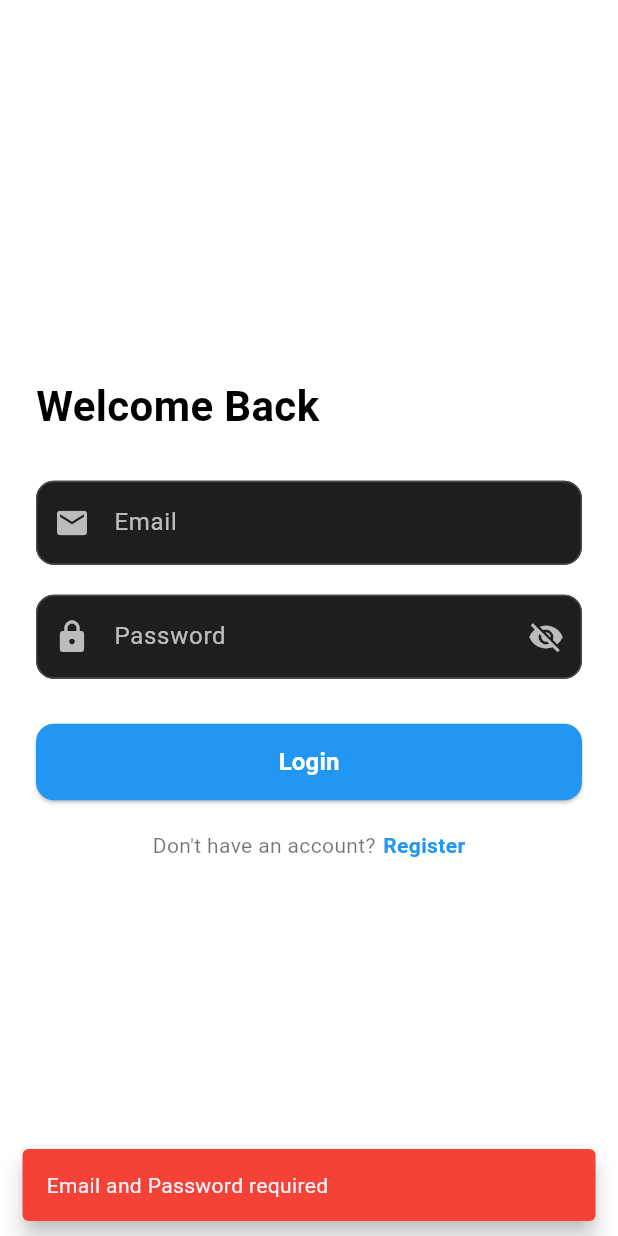
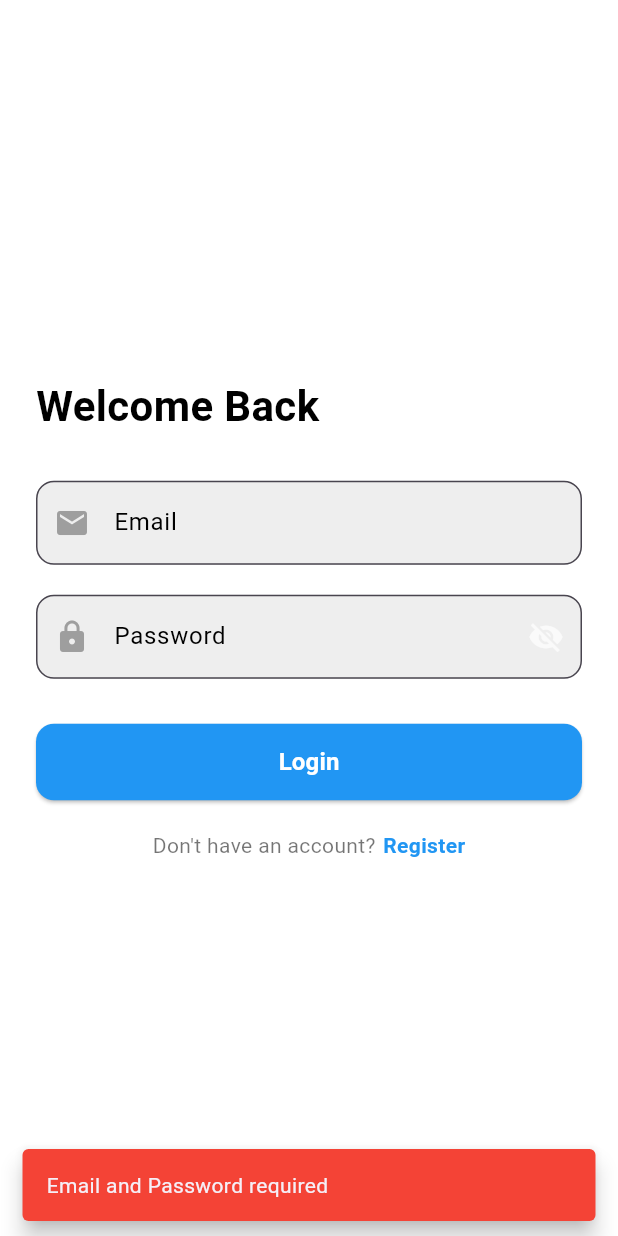
Before and after one commit to AdityaBodewar/Melodix, a Flutter app: the LoginPage screen opened directly, after a tap on "Login", on a phone screen of 412 x 824 dp. Run offline on Flutter 3.47's test engine with Material 3 defaults, Android fonts, the phone set to English and light mode, and no system bars; our stand-ins replace audioplayers, dio, file_picker, image_picker, shared_preferences; accounts and stored records are empty; network calls fail.

Commit message:
error fix

```diff
--- a/Frontend_app/frontend/lib/AboutUsPage.dart
+++ b/Frontend_app/frontend/lib/AboutUsPage.dart
@@ -110,8 +110,8 @@ class AboutUsPage extends StatelessWidget {
             const SizedBox(height: 8),
 
             Text(
-              "Email: support@musicvibe.app\n"
-                  "Instagram: @musicvibe\n"
+              "Email: pbhandare239@gmail.com\n"
+                  "Linkedin: https://www.linkedin.com/in/priyanshu-bhandare/\n"
                   "Website: www.musicvibe.app",
               style: TextStyle(
                 color: secondaryText?.withOpacity(0.8),
@@ -123,7 +123,7 @@ class AboutUsPage extends StatelessWidget {
 
             Center(
               child: Text(
-                "Thank you for using MusicVibe 💙",
+                "Thank you for using Melodix 💙",
                 style: TextStyle(
                   color: accentColor,
                   fontSize: 16,
--- a/Frontend_app/frontend/lib/LoginPage.dart
+++ b/Frontend_app/frontend/lib/LoginPage.dart
@@ -16,6 +16,7 @@ class LoginPage extends StatefulWidget {
 class _LoginPageState extends State<LoginPage> {
   final TextEditingController email = TextEditingController();
   final TextEditingController password = TextEditingController();
+
 
   bool hidePassword = true;
   bool isLoading = false;
@@ -225,30 +226,38 @@ class _LoginPageState extends State<LoginPage> {
     required TextEditingController controller,
     required String label,
     required IconData icon,
+
   }) {
+    final isDark = Theme.of(context).brightness == Brightness.dark;
+
     return TextField(
-      controller: controller,
-      style: const TextStyle(color: Colors.white),
+
+
+    controller: controller,
+      style: const TextStyle(color: Colors.black),
       decoration: InputDecoration(
         labelText: label,
-        labelStyle: const TextStyle(color: Colors.white70),
-        prefixIcon: Icon(icon, color: Colors.white70),
+        labelStyle: const TextStyle(color: Colors.black),
+        prefixIcon: Icon(icon, color: Colors.grey),
         filled: true,
-        fillColor: const Color(0xFF1E1E1E),
+        fillColor: isDark ? Colors.grey.shade900 : Colors.grey.shade200,
+
         border: OutlineInputBorder(borderRadius: BorderRadius.circular(12)),
       ),
     );
   }
 
   Widget _buildPasswordField() {
+    final isDark = Theme.of(context).brightness == Brightness.dark;
+
     return TextField(
       controller: password,
       obscureText: hidePassword,
-      style: const TextStyle(color: Colors.white),
+      style: const TextStyle(color: Colors.black),
       decoration: InputDecoration(
         labelText: "Password",
-        labelStyle: const TextStyle(color: Colors.white70),
-        prefixIcon: const Icon(Icons.lock, color: Colors.white70),
+        labelStyle: const TextStyle(color: Colors.black),
+        prefixIcon: const Icon(Icons.lock, color: Colors.grey),
         suffixIcon: IconButton(
           icon: Icon(
             hidePassword ? Icons.visibility_off : Icons.visibility,
@@ -257,7 +266,7 @@ class _LoginPageState extends State<LoginPage> {
           onPressed: () => setState(() => hidePassword = !hidePassword),
         ),
         filled: true,
-        fillColor: const Color(0xFF1E1E1E),
+        fillColor: isDark ? Colors.grey.shade900 : Colors.grey.shade200,
         border: OutlineInputBorder(borderRadius: BorderRadius.circular(12)),
       ),
     );
--- a/Frontend_app/frontend/lib/Registerpage.dart
+++ b/Frontend_app/frontend/lib/Registerpage.dart
@@ -1,6 +1,8 @@
 import 'package:flutter/material.dart';
 import 'package:frontend/LoginPage.dart';
+import 'package:frontend/Screens/HomePage.dart';
 import 'package:frontend/handleApi/ApiService .dart';
+import 'package:frontend/main_screen.dart';
 
 class RegisterPage extends StatefulWidget {
   const RegisterPage({super.key});
@@ -164,9 +166,9 @@ class _RegisterPageState extends State<RegisterPage>
                     fontWeight: FontWeight.bold)),
             const SizedBox(height: 20),
 
-            _field(artistName, "Artist Name", Icons.person),
+            _field(artistName, "Artist Full Name", Icons.person),
             _space(),
-            _field(stageName, "Stage Name", Icons.music_note),
+            _field(stageName, "Username", Icons.music_note),
             _space(),
             _field(artistType, "Artist Type (Rap, Pop...)", Icons.category),
             _space(),
--- a/Frontend_app/frontend/lib/Screens/HomePage.dart
+++ b/Frontend_app/frontend/lib/Screens/HomePage.dart
@@ -44,11 +44,16 @@ class _HomePageState extends State<HomePage> {
     //  Fetch fresh updated list
     final newSongs = await ApiService.fetchAllMusic();
 
+
+
+    setState(() {
       //  Replace list
       topSongs = newSongs;
 
-    setState(() {
+      recommendedSongs = List.from(newSongs)..shuffle();
+      recommendedSongs = recommendedSongs.take(6).toList();
       isLoading = false;
+
     });
   }
 
@@ -60,11 +65,14 @@ class _HomePageState extends State<HomePage> {
     {"image": "assets/images/udit_img.jpeg"},
   ];
 
-  List<Map<String, String>> recentlyPlayed = [
-    {'title': 'Ae Kash Ke Hum', 'artist': 'Kumar Sanu'},
-    {'title': 'Jitni Dafa', 'artist': 'Armaan Malik'},
-    {'title': 'Zara Sa', 'artist': 'KK'},
-  ];
+  List<dynamic> recommendedSongs = [];
+
+
+  // List<Map<String, String>> recentlyPlayed = [
+  //   {'title': 'Ae Kash Ke Hum', 'artist': 'Kumar Sanu'},
+  //   {'title': 'Jitni Dafa', 'artist': 'Armaan Malik'},
+  //   {'title': 'Zara Sa', 'artist': 'KK'},
+  // ];
 
   @override
   void initState() {
@@ -97,6 +105,7 @@ class _HomePageState extends State<HomePage> {
     setState(() {
       artists = data;
       artistLoading = false;
+
     });
   }
 
@@ -382,13 +391,17 @@ class _HomePageState extends State<HomePage> {
   }
 
   Widget _buildRecentlyPlayed(Color textColor, bool isDark) {
+    if (recommendedSongs.isEmpty) {
+      return const SizedBox(); // avoid empty UI
+    }
+
     return Column(
       crossAxisAlignment: CrossAxisAlignment.start,
       children: [
         Padding(
           padding: const EdgeInsets.symmetric(horizontal: 16),
           child: Text(
-            'Recently Played',
+            'Recommended',
             style: TextStyle(
               color: textColor,
               fontSize: 20,
@@ -397,14 +410,29 @@ class _HomePageState extends State<HomePage> {
           ),
         ),
         const SizedBox(height: 12),
+
         SizedBox(
           height: 180,
           child: ListView.builder(
             scrollDirection: Axis.horizontal,
             padding: const EdgeInsets.symmetric(horizontal: 12),
-            itemCount: recentlyPlayed.length,
+            itemCount: recommendedSongs.length,
             itemBuilder: (context, index) {
-              return Container(
+              final song = recommendedSongs[index];
+
+              return InkWell(
+                onTap: () {
+                  Navigator.push(
+                    context,
+                    MaterialPageRoute(
+                      builder: (_) => SongPlayerPage(
+                        songs: recommendedSongs,
+                        currentIndex: index,
+                      ),
+                    ),
+                  );
+                },
+                child: Container(
                   width: 130,
                   margin: const EdgeInsets.symmetric(horizontal: 4),
                   child: Column(
@@ -414,15 +442,15 @@ class _HomePageState extends State<HomePage> {
                         height: 130,
                         decoration: BoxDecoration(
                           borderRadius: BorderRadius.circular(12),
-                        color: Colors.blue.withOpacity(0.3),
+                          image: DecorationImage(
+                            image: NetworkImage(song["Image"]),
+                            fit: BoxFit.cover,
                           ),
-                      child: const Center(
-                        child: Icon(Icons.music_note, size: 50, color: Colors.white),
                         ),
                       ),
                       const SizedBox(height: 8),
                       Text(
-                      recentlyPlayed[index]['title']!,
+                        song["Title"],
                         style: TextStyle(
                           color: textColor,
                           fontSize: 13,
@@ -433,6 +461,7 @@ class _HomePageState extends State<HomePage> {
                       ),
                     ],
                   ),
+                ),
               );
             },
           ),
@@ -440,6 +469,7 @@ class _HomePageState extends State<HomePage> {
       ],
     );
   }
+
 
   Widget _buildTopCharts(Color textColor) {
     return Column(
--- a/Frontend_app/frontend/lib/Screens/ProfilePage.dart
+++ b/Frontend_app/frontend/lib/Screens/ProfilePage.dart
@@ -259,7 +259,9 @@ class _ProfileScreenState extends State<Profilepage> {
   Future<void> logoutUser() async {
     await MusicController.reset();
     SharedPreferences prefs = await SharedPreferences.getInstance();
-    await prefs.clear();
+    await prefs.remove("token");
+    await prefs.remove("role");
+
 
     Navigator.pushAndRemoveUntil(
       context,
```
Lines whose indentation alone changed are shown as unchanged.
